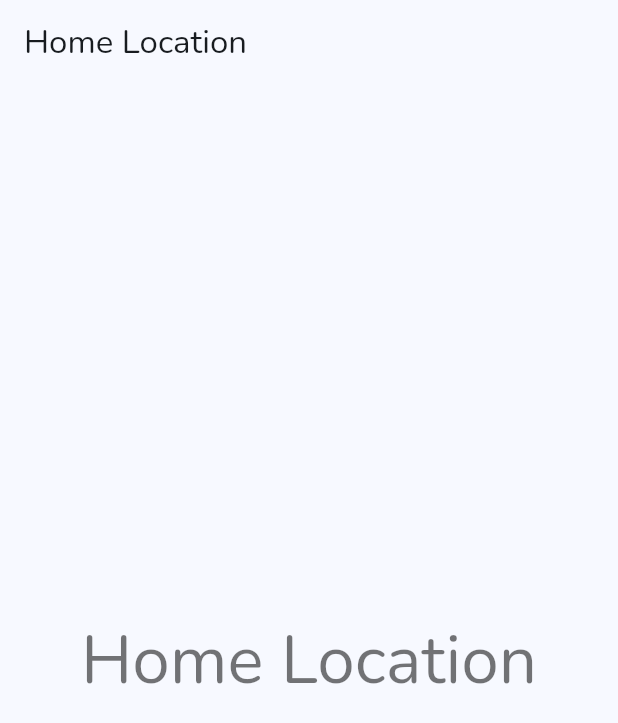
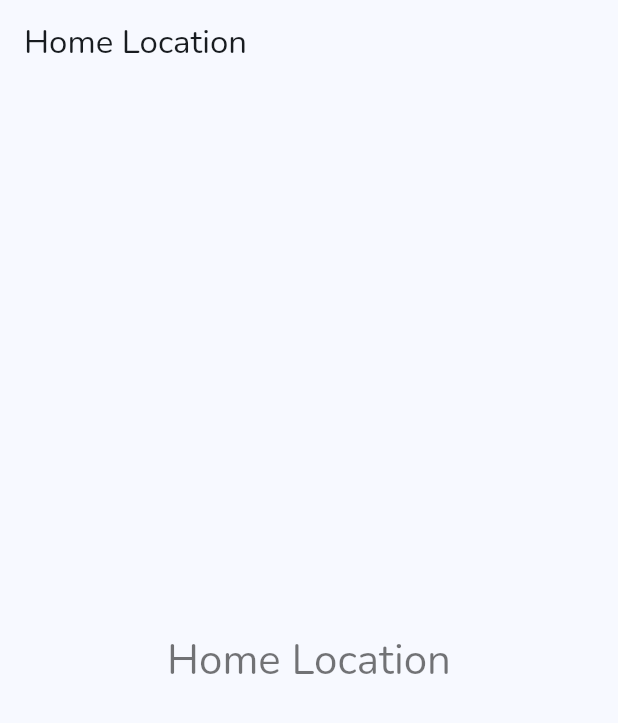
Before and after one commit to tc14077/todoer, a Flutter app: the HomeScreen screen opened directly, on a phone screen of 412 x 824 dp. Shown: the top 723 px of the screen. Run offline on Flutter 3.47's test engine with Material 2 defaults, Android fonts, the phone set to English and light mode, and no system bars; our stand-ins replace beamer, bloc, flutter_bloc, google_fonts.

Commit message:
feat: apply the themed text to screen

```diff
--- a/lib/ui/screen/home_screen.dart
+++ b/lib/ui/screen/home_screen.dart
@@ -1,4 +1,5 @@
 import 'package:flutter/material.dart';
+import 'package:todoer/ui/system/themed_text.dart';
 
 class HomeScreen extends StatefulWidget {
   const HomeScreen({Key? key, required this.title}) : super(key: key);
@@ -16,9 +17,8 @@ class _HomeScreenState extends State<HomeScreen> {
         title: Text(widget.title),
       ),
       body: Center(
-        child: Text(
+        child: HeadlineMediumText(
           widget.title,
-          style: Theme.of(context).textTheme.headline2,
         ),
       ),
     );
--- a/lib/ui/screen/settings_screen.dart
+++ b/lib/ui/screen/settings_screen.dart
@@ -1,6 +1,8 @@
 import 'package:flutter/material.dart';
 import 'package:flutter_bloc/flutter_bloc.dart';
 import 'package:todoer/bloc/app_theme/app_theme_cubit.dart';
+
+import '../system/themed_text.dart';
 
 class SettingsScreen extends StatefulWidget {
   const SettingsScreen({Key? key, required this.title}) : super(key: key);
@@ -19,9 +21,8 @@ class _SettingsScreenState extends State<SettingsScreen> {
         title: Text(widget.title),
       ),
       body: Center(
-        child: Text(
+        child: HeadlineMediumText(
           widget.title,
-          style: Theme.of(context).textTheme.headline2,
         ),
       ),
       floatingActionButton: FloatingActionButton(
```
